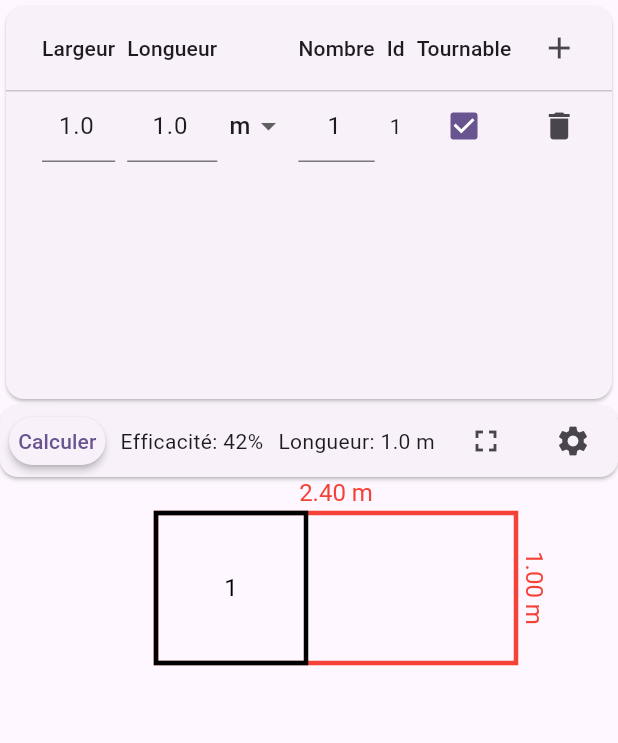
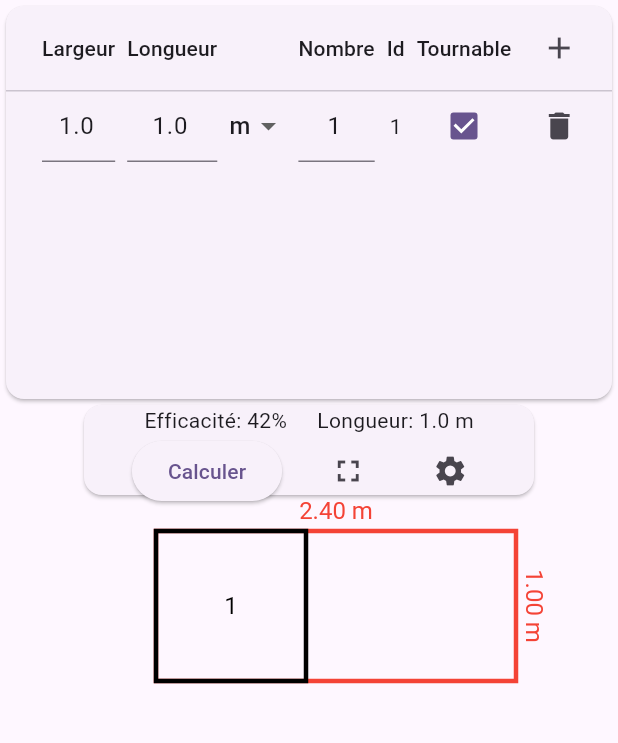
Before and after one commit to Aladinfodpo/corimbric, a Flutter app: the screen it shows after launch, on a phone screen of 412 x 824 dp, the part 84-827 px from its top. Run offline on Flutter 3.47's test engine with Material 3 defaults, Android fonts, the phone set to English and light mode, and no system bars; our stand-ins replace shared_preferences.

Commit message:
Fix rescale width

```diff
--- a/lib/main.dart
+++ b/lib/main.dart
@@ -102,6 +102,7 @@ class _MyHomePageState extends State<MyHomePage> {
               mainAxisAlignment: MainAxisAlignment.center,
               children: <Widget>[
                 SizedBox(height: fullscreen ? 0 : 270,
+                width: fullscreen ? 0 : null,
                 child: Card(
                       child:
                       Padding(
@@ -145,36 +146,41 @@ class _MyHomePageState extends State<MyHomePage> {
                       )
                   )
                 ),
-                Card(
+                ],
+                ),
+                Expanded(child:
+                Column(children: [
+                  SizedBox(
+                  width: 300,
+                  height: 60,
+                  child: Card(
                       margin: EdgeInsets.all(0),
                       child:
+                      Column(children:[
                       Row(
                         mainAxisAlignment: MainAxisAlignment.center,
-                    spacing: 10,
+                        spacing: 20,
+                        children: [
+                          Text(camion.longueur == double.infinity ? "" : "Efficacité: ${camion.calculEfficiency().toStringAsFixed(0)}%"),
+                          Text(camion.longueur == double.infinity ? "" : "Longueur: ${camion.getOutString(camion.longueur, precision: 1)}"),
+                        ]),
+                        Row(
+                          mainAxisAlignment: MainAxisAlignment.center,
+                          spacing: 20,
                           children: [
                           ElevatedButton(
-                        style: ButtonStyle(
-                          padding: MaterialStateProperty.all(EdgeInsets.all(6.0)), // remove internal padding
-                          minimumSize: MaterialStateProperty.all(Size.zero),   // remove min size constraint
-                          tapTargetSize: MaterialTapTargetSize.shrinkWrap,     // avoid extra padding for tap area
-                          elevation: MaterialStateProperty.all(2.0),
-                        ),
                             onPressed: (){setState(() {
                             calculate();
                           });}, child: const Text("Calculer")),
-                      Text(camion.longueur == double.infinity ? "" : "Efficacité: ${camion.calculEfficiency().toStringAsFixed(0)}%"),
-                      Text(camion.longueur == double.infinity ? "" : "Longueur: ${camion.getOutString(camion.longueur, precision: 1)}"),
                           IconButton(onPressed: (){setState(() {
                             fullscreen = !fullscreen;
                           });}, icon: Icon(Icons.fullscreen)),
                           IconButton(onPressed: (){Navigator.pushNamed(context, SettingsPage.routeName, ).then((res) {if(res != null && res as bool) {setState(calculate);}});}, icon: Icon(Icons.settings)),
                         ],
                       ),
-                ),],
+                      ])
+                    )
                   ),
-                Expanded(child:
-                Column(children: [
-
                 Expanded(
                   child:
                 Padding(
```
Lines whose indentation alone changed are shown as unchanged.
